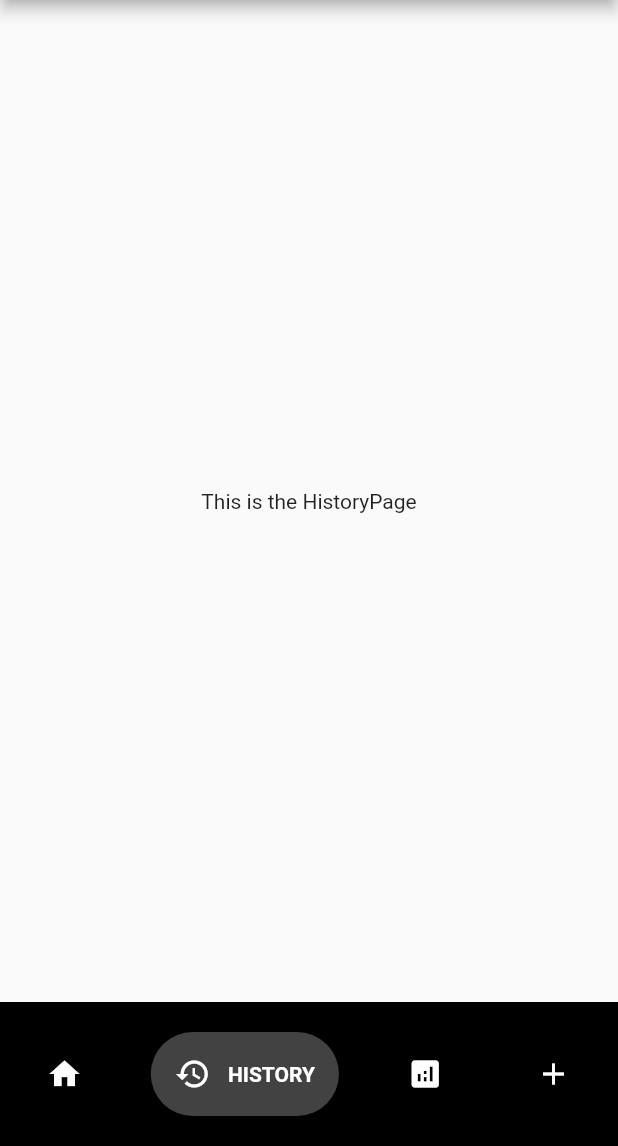
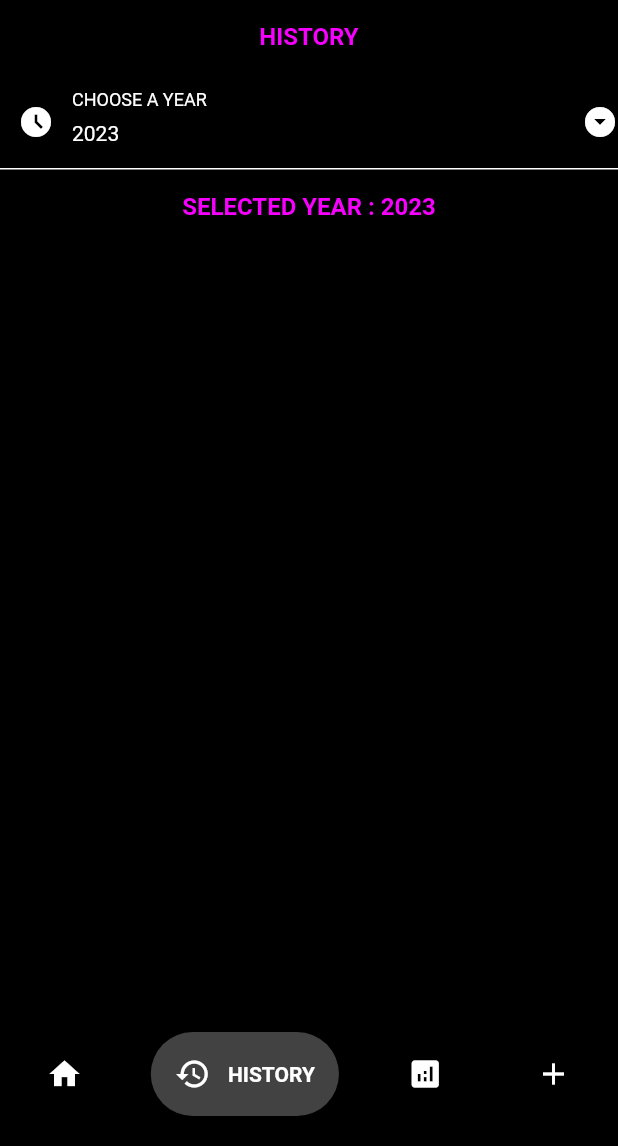
Before and after one commit to linuschui/cereMONEY, a Flutter app: the screen it shows after launch, item 2 of the bottom bar chosen, on a phone screen of 412 x 824 dp, the part 90-1236 px from its top. Run offline on Flutter 3.47's test engine with Material 2 defaults, Android fonts, the phone set to English and light mode, and no system bars; drawn by our look-alikes of google_nav_bar; our stand-ins replace fl_chart, flutter_slidable, hive, hive_flutter; accounts and stored records are empty.

Commit message:
added some features to history page

```diff
--- a/lib/components/expense_tile.dart
+++ b/lib/components/expense_tile.dart
@@ -50,7 +50,7 @@ class ExpenseTile extends StatelessWidget {
               SlidableAction(onPressed: deleteTapped, icon: Icons.delete),
             ]),
         child: ListTile(
-          textColor: Colors.white,
+          textColor: double.parse(amount) < 100 ? Colors.white : Colors.red,
           title: Text(name),
           subtitle: Text(dateTimeFormatter(dateTime)),
           trailing: Text('\$$amount'),
--- a/lib/data/expense_data.dart
+++ b/lib/data/expense_data.dart
@@ -1,4 +1,5 @@
 import 'package:flutter/material.dart';
+import 'package:intl/intl.dart';
 import 'package:money_manager/data/hive_database.dart';
 import 'package:money_manager/datetime/datetime_helper.dart';
 import 'package:money_manager/models/expense_item.dart';
@@ -90,4 +91,27 @@ class ExpenseData extends ChangeNotifier {
     }
     return dailyExpenseSummary;
   }
+
+  // convert to history summary
+  // ['CATEGORY', 'JULY 2023', '\$2000']
+  Map<String, double> calculateHistoryExpenseSummary() {
+    Map<String, double> monthlyExpenseSummary = {};
+    for (var expense in overallExpenseList) {
+      String monthYear = DateFormat('MMMM yyyy').format(expense.dateTime);
+      double amount = double.parse(expense.amount);
+      String amountPrecision = amount.toStringAsFixed(2);
+      double finalAmount = double.parse(amountPrecision);
+      // if date already exists
+      if (monthlyExpenseSummary.containsKey(monthYear)) {
+        // get expense
+        double currentAmount = monthlyExpenseSummary[monthYear]!;
+        currentAmount += finalAmount;
+        monthlyExpenseSummary[monthYear] = currentAmount;
+        // does not exist
+      } else {
+        monthlyExpenseSummary.addAll({monthYear: finalAmount});
+      }
+    }
+    return monthlyExpenseSummary;
+  }
 }
--- a/lib/pages/addExpense.dart
+++ b/lib/pages/addExpense.dart
@@ -217,7 +217,8 @@ class _AddExpensePageState extends State<AddExpensePage> {
                       decoration: const InputDecoration(
                         labelText: "TYPE OF EXPENSE",
                         labelStyle: TextStyle(color: Colors.white),
-                        prefixIcon: Icon(Icons.money, color: Colors.white),
+                        prefixIcon: Icon(Icons.add_shopping_cart_rounded,
+                            color: Colors.white),
                         enabledBorder: UnderlineInputBorder(
                           borderSide: BorderSide(
                               color: Colors
--- a/lib/pages/history.dart
+++ b/lib/pages/history.dart
@@ -1,8 +1,12 @@
 import 'package:flutter/material.dart';
 import 'package:google_nav_bar/google_nav_bar.dart';
+import 'package:money_manager/components/expense_tile.dart';
+import 'package:money_manager/components/history_tile.dart';
+import 'package:money_manager/data/expense_data.dart';
 import 'package:money_manager/pages/addExpense.dart';
 import 'package:money_manager/pages/analytics.dart';
 import 'package:money_manager/pages/home_page.dart';
+import 'package:provider/provider.dart';
 
 class HistoryPage extends StatefulWidget {
   const HistoryPage({Key? key}) : super(key: key);
@@ -12,6 +16,13 @@ class HistoryPage extends StatefulWidget {
 }
 
 class _HistoryPageState extends State<HistoryPage> {
+  @override
+  void initState() {
+    super.initState();
+    // prepare data on startup
+    Provider.of<ExpenseData>(context, listen: false).prepareData();
+  }
+
   int _selectedIndex = 1;
 
   void _onTabChange(int index) {
@@ -63,9 +74,54 @@ class _HistoryPageState extends State<HistoryPage> {
     );
   }
 
+  // get list of years
+  List<String> yearList = [
+    '2000',
+    '2001',
+    '2002',
+    '2003',
+    '2004',
+    '2005',
+    '2006',
+    '2007',
+    '2008',
+    '2009',
+    '2010',
+    '2011',
+    '2012',
+    '2013',
+    '2014',
+    '2015',
+    '2016',
+    '2017',
+    '2018',
+    '2019',
+    '2020',
+    '2021',
+    '2022',
+    '2023',
+    '2024',
+    '2025',
+    '2026',
+    '2027',
+    '2028',
+    '2029',
+    '2030',
+  ];
+  // default
+  String? selectedYear = '2023';
+
+  _HistoryPageState() {
+    selectedYear = yearList[23];
+  }
+
+  void handleSelectYear() {}
+
   @override
   Widget build(BuildContext context) {
-    return Scaffold(
+    return Consumer<ExpenseData>(
+      builder: (context, value, child) => Scaffold(
+        backgroundColor: Colors.black,
         appBar: AppBar(
           automaticallyImplyLeading: false,
           backgroundColor: Colors.black,
@@ -82,13 +138,95 @@ class _HistoryPageState extends State<HistoryPage> {
             ],
           ),
         ),
-      body: const Center(
-        child: Text('This is the HistoryPage'),
+        body: Column(
+          children: [
+            const Padding(
+                padding: EdgeInsets.all(15.0),
+                child:
+                    Row(mainAxisAlignment: MainAxisAlignment.center, children: [
+                  Text('HISTORY',
+                      style: TextStyle(
+                          fontSize: 16,
+                          fontWeight: FontWeight.bold,
+                          color: Color.fromARGB(255, 247, 0, 255))),
+                ])),
+            DropdownButtonFormField(
+              menuMaxHeight: 300,
+              isExpanded: false,
+              value: selectedYear,
+              items: yearList.map((String year) {
+                return DropdownMenuItem(
+                    value: year,
+                    child: DefaultTextStyle(
+                        style: const TextStyle(color: Colors.white),
+                        child: Text(year)));
+              }).toList(),
+
+              onChanged: (String? newValue) {
+                if (newValue != null) {
+                  setState(() {
+                    selectedYear = newValue;
+                  });
+                }
+              },
+              decoration: const InputDecoration(
+                labelText: "CHOOSE A YEAR",
+                labelStyle: TextStyle(color: Colors.white),
+                prefixIcon: Icon(Icons.access_time_filled, color: Colors.white),
+                enabledBorder: UnderlineInputBorder(
+                  borderSide: BorderSide(
+                      color:
+                          Colors.white), // Set underline border color to white
+                ),
+                focusedBorder: UnderlineInputBorder(
+                  borderSide: BorderSide(
+                      color: Colors
+                          .white), // Set focused underline border color to white
+                ),
+              ),
+              icon:
+                  const Icon(Icons.arrow_drop_down_circle, color: Colors.white),
+              dropdownColor: Colors.black,
+              style: const TextStyle(
+                  color: Colors.white), // Set dropdown text color to white
+            ),
+            Padding(
+                padding: EdgeInsets.all(15.0),
+                child:
+                    Row(mainAxisAlignment: MainAxisAlignment.center, children: [
+                  Text('SELECTED YEAR : $selectedYear',
+                      style: const TextStyle(
+                          fontSize: 16,
+                          fontWeight: FontWeight.bold,
+                          color: Color.fromARGB(255, 247, 0, 255))),
+                ])),
+            Expanded(
+              // Use Expanded to make the ListView.builder scrollable independently
+              child: ListView.builder(
+                shrinkWrap: true,
+                physics:
+                    const AlwaysScrollableScrollPhysics(), // Use AlwaysScrollableScrollPhysics for the ListView.builder
+                itemCount: value.calculateHistoryExpenseSummary().length,
+                itemBuilder: (context, index) => HistoryTile(
+                  monthYear: value
+                      .calculateHistoryExpenseSummary()
+                      .keys
+                      .elementAt(index),
+                  amount: value
+                      .calculateHistoryExpenseSummary()
+                      .values
+                      .elementAt(index),
+                  showTapped: (p0) => (),
+                ),
+              ),
+            ),
+          ],
         ),
         bottomNavigationBar: Container(
           color: Colors.black,
           child: Padding(
-          padding: const EdgeInsets.symmetric(horizontal: 15.0, vertical: 20.0),
+            padding:
+                const EdgeInsets.symmetric(horizontal: 15.0, vertical: 20.0),
             child: GNav(
               backgroundColor: Colors.black,
               tabBackgroundColor: Colors.grey,
@@ -131,6 +269,7 @@ class _HistoryPageState extends State<HistoryPage> {
             ),
           ),
         ),
+      ),
     );
   }
 }
--- a/lib/pages/home_page.dart
+++ b/lib/pages/home_page.dart
@@ -1,5 +1,4 @@
 import 'package:flutter/material.dart';
-import 'package:flutter/services.dart';
 import 'package:google_nav_bar/google_nav_bar.dart';
 import 'package:intl/intl.dart';
 import 'package:money_manager/components/expense_summary.dart';
```
Also changed, not shown: lib/bar_graph/monthly_expenditure_graph.dart (added, +60 -0 lines), lib/components/history_tile.dart (added, +31 -0 lines), lib/pages/analytics.dart (+9 -0 lines). Lines whose indentation alone changed are shown as unchanged.
